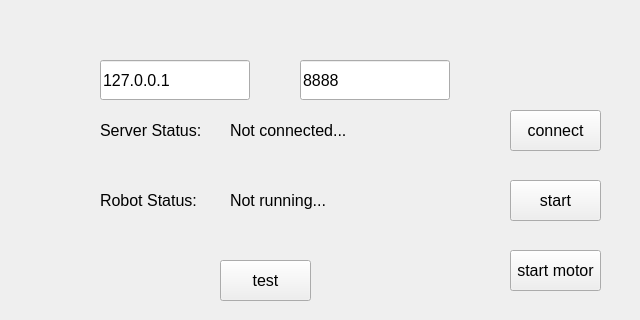
Qt form mainwindow.ui (freealong/rik_client) before a commit.
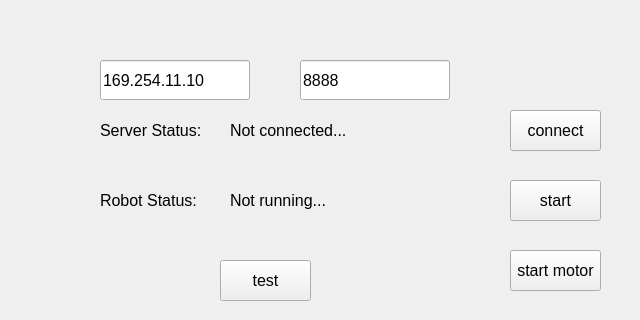
The same form after that commit. Custom widgets are drawn as their Qt base class.

```diff
--- a/mainwindow.ui
+++ b/mainwindow.ui
@@ -38,7 +38,7 @@
      </font>
     </property>
     <property name="text">
-     <string>127.0.0.1</string>
+     <string>169.254.11.10</string>
     </property>
    </widget>
    <widget class="QLineEdit" name="lineEdit_port">
```
